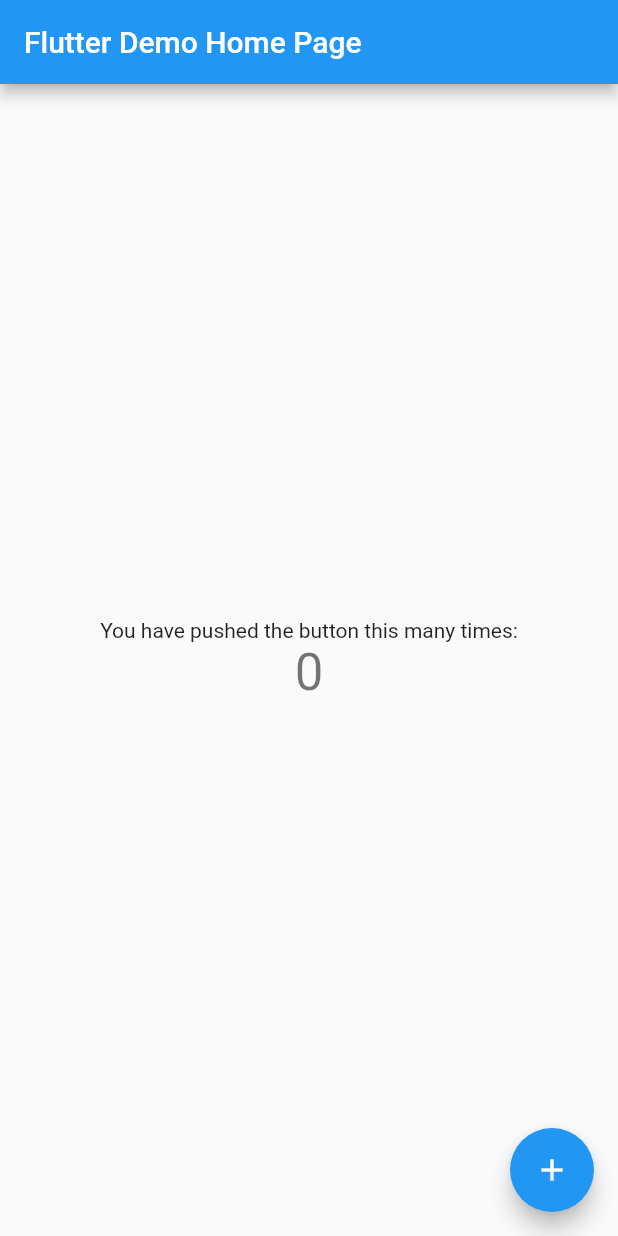
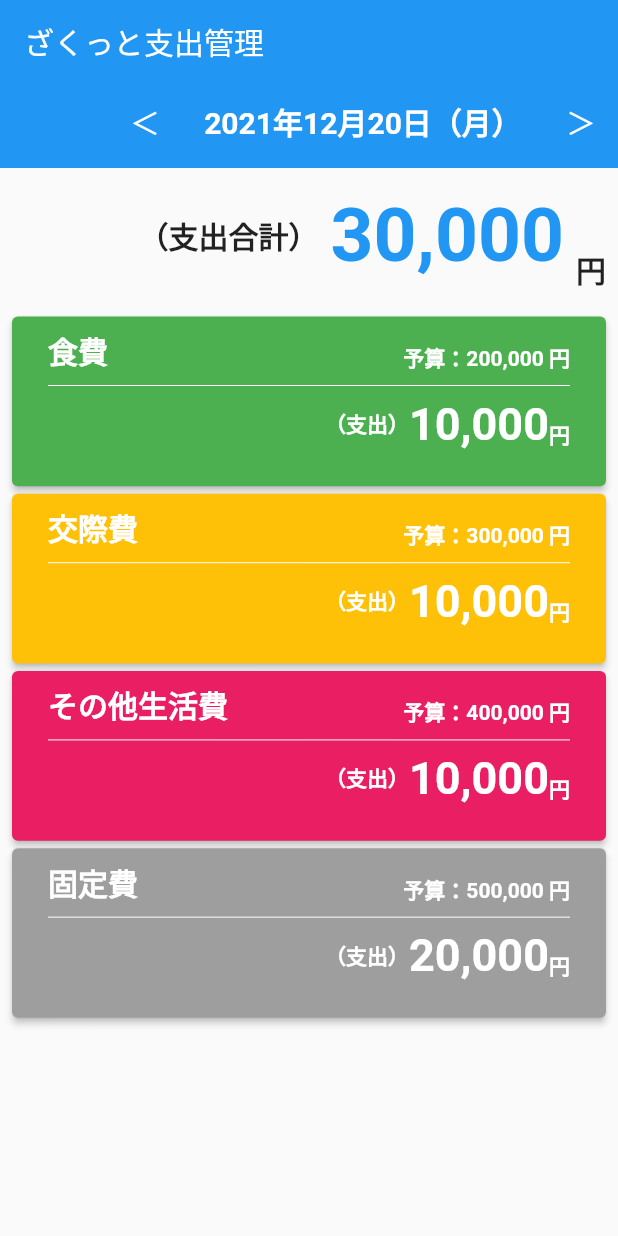
Before and after one commit to fukuhito015/simple_expenses, a Flutter app: the screen it shows after launch, on a phone screen of 412 x 824 dp. Run offline on Flutter 3.47's test engine with Material 2 defaults, Android fonts, the phone set to English and light mode, and no system bars.

Commit message:
トップ画面のレイアウト作成

```diff
--- /dev/null
+++ b/lib/components/daily-label.dart
@@ -0,0 +1,39 @@
+import 'package:flutter/material.dart';
+import 'package:simple_flutter_app/utilities/date.dart';
+
+class DailyLabel extends StatelessWidget {
+  final DateTime date;
+  const DailyLabel({Key? key, required this.date}) : super(key: key);
+
+  @override
+  Widget build(BuildContext context) {
+    String dateStr = formatter(date, 'yyyy年MM月dd日（EEEE）');
+    return Row(
+      mainAxisAlignment: MainAxisAlignment.spaceAround,
+      children: [
+        const Text(
+          "＜",
+          style: TextStyle(
+            color: Colors.white,
+            fontSize: 20,
+          ),
+        ),
+        Text(
+          dateStr,
+          style: const TextStyle(
+            color: Colors.white,
+            fontSize: 20,
+            fontWeight: FontWeight.bold,
+          ),
+        ),
+        const Text(
+          "＞",
+          style: TextStyle(
+            color: Colors.white,
+            fontSize: 20,
+          ),
+        ),
+      ],
+    );
+  }
+}
--- /dev/null
+++ b/lib/components/expense-button.dart
@@ -0,0 +1,93 @@
+import 'package:flutter/material.dart';
+import 'package:intl/intl.dart';
+
+class ExpenseElevatedButton extends StatelessWidget {
+  final String name;
+  final Color color;
+  final int budgetPrice;
+  final int expensePrice;
+
+  const ExpenseElevatedButton({
+    Key? key,
+    required this.name,
+    required this.color,
+    required this.budgetPrice,
+    required this.expensePrice,
+  }) : super(key: key);
+
+  @override
+  Widget build(BuildContext context) {
+    final formatter = NumberFormat("#,###");
+    return ElevatedButton(
+      onPressed: () {},
+      child: Padding(
+        padding: const EdgeInsets.all(8.0),
+        child: Column(
+          crossAxisAlignment: CrossAxisAlignment.start,
+          children: [
+            Row(
+              mainAxisAlignment: MainAxisAlignment.spaceBetween,
+              crossAxisAlignment: CrossAxisAlignment.end,
+              children: [
+                Text(
+                  name,
+                  style: const TextStyle(
+                    fontSize: 20,
+                    fontWeight: FontWeight.bold,
+                  ),
+                ),
+                Text(
+                  '予算：${formatter.format(budgetPrice)} 円',
+                  style: const TextStyle(
+                    fontWeight: FontWeight.bold,
+                  ),
+                ),
+              ],
+            ),
+            const Divider(
+              color: Colors.white,
+            ),
+            Column(
+              children: [
+                Row(
+                  mainAxisAlignment: MainAxisAlignment.end,
+                  children: [
+                    Column(
+                      children: const [
+                        Text(
+                          '（支出）',
+                          style: TextStyle(
+                            fontWeight: FontWeight.bold,
+                          ),
+                        ),
+                      ],
+                    ),
+                    Row(
+                      crossAxisAlignment: CrossAxisAlignment.end,
+                      children: [
+                        Text(
+                          formatter.format(expensePrice),
+                          style: const TextStyle(
+                            fontSize: 30,
+                            fontWeight: FontWeight.bold,
+                          ),
+                        ),
+                        const Text(
+                          '円',
+                          style: TextStyle(
+                            fontWeight: FontWeight.bold,
+                          ),
+                        ),
+                      ],
+                    ),
+                  ],
+                ),
+              ],
+            ),
+          ],
+        ),
+      ),
+      style: ElevatedButton.styleFrom(primary: color),
+    );
+  }
+}
--- /dev/null
+++ b/lib/components/expense-gridview.dart
@@ -0,0 +1,83 @@
+import 'package:flutter/material.dart';
+import 'expense-button.dart';
+import 'daily-label.dart' show DailyLabel;
+
+class ExpenseGridView extends StatelessWidget {
+  final List<ExpenseElevatedButton> list;
+  final DateTime date;
+  const ExpenseGridView({Key? key, required this.list, required this.date})
+      : super(key: key);
+
+  @override
+  Widget build(BuildContext context) {
+    return CustomScrollView(
+      slivers: [
+        SliverAppBar(
+          floating: true,
+          pinned: true,
+          snap: false,
+          flexibleSpace: FlexibleSpaceBar(
+            title: DailyLabel(
+              date: date,
+            ),
+          ),
+        ),
+        SliverList(
+          delegate: SliverChildListDelegate([
+            Padding(
+              padding: const EdgeInsets.all(8.0),
+              child: Column(
+                children: [
+                  Row(
+                    mainAxisAlignment: MainAxisAlignment.end,
+                    children: [
+                      const Text(
+                        "（支出合計）",
+                        style: TextStyle(
+                          fontSize: 20,
+                          fontWeight: FontWeight.bold,
+                        ),
+                      ),
+                      Row(
+                        crossAxisAlignment: CrossAxisAlignment.end,
+                        children: [
+                          TextButton(
+                            onPressed: () {},
+                            child: const Text(
+                              "30,000",
+                              style: TextStyle(
+                                fontSize: 50,
+                                fontWeight: FontWeight.bold,
+                              ),
+                            ),
+                          ),
+                          const Text(
+                            "円",
+                            style: TextStyle(
+                              fontSize: 20,
+                              fontWeight: FontWeight.bold,
+                            ),
+                          ),
+                        ],
+                      ),
+                    ],
+                  ),
+                ],
+              ),
+            ),
+          ]),
+        ),
+        SliverPadding(
+          padding: const EdgeInsets.all(8.0),
+          sliver: SliverGrid.count(
+            crossAxisCount: 1,
+            children: list,
+            crossAxisSpacing: 5,
+            mainAxisSpacing: 5,
+            childAspectRatio: 3.5,
+          ),
+        ),
+      ],
+    );
+  }
+}
--- a/lib/main.dart
+++ b/lib/main.dart
@@ -1,4 +1,6 @@
 import 'package:flutter/material.dart';
+import "components/expense-button.dart";
+import 'components/expense-gridview.dart';
 
 void main() {
   runApp(const MyApp());
@@ -7,109 +9,77 @@ void main() {
 class MyApp extends StatelessWidget {
   const MyApp({Key? key}) : super(key: key);
 
-  // This widget is the root of your application.
   @override
   Widget build(BuildContext context) {
     return MaterialApp(
       title: 'Flutter Demo',
       theme: ThemeData(
-        // This is the theme of your application.
-        //
-        // Try running your application with "flutter run". You'll see the
-        // application has a blue toolbar. Then, without quitting the app, try
-        // changing the primarySwatch below to Colors.green and then invoke
-        // "hot reload" (press "r" in the console where you ran "flutter run",
-        // or simply save your changes to "hot reload" in a Flutter IDE).
-        // Notice that the counter didn't reset back to zero; the application
-        // is not restarted.
         primarySwatch: Colors.blue,
       ),
-      home: const MyHomePage(title: 'Flutter Demo Home Page'),
+      home: const MyHomePage(),
     );
   }
 }
 
 class MyHomePage extends StatefulWidget {
-  const MyHomePage({Key? key, required this.title}) : super(key: key);
-
-  // This widget is the home page of your application. It is stateful, meaning
-  // that it has a State object (defined below) that contains fields that affect
-  // how it looks.
-
-  // This class is the configuration for the state. It holds the values (in this
-  // case the title) provided by the parent (in this case the App widget) and
-  // used by the build method of the State. Fields in a Widget subclass are
-  // always marked "final".
-
-  final String title;
-
+  const MyHomePage({
+    Key? key,
+  }) : super(key: key);
   @override
   State<MyHomePage> createState() => _MyHomePageState();
 }
 
 class _MyHomePageState extends State<MyHomePage> {
-  int _counter = 0;
-
-  void _incrementCounter() {
-    setState(() {
-      // This call to setState tells the Flutter framework that something has
-      // changed in this State, which causes it to rerun the build method below
-      // so that the display can reflect the updated values. If we changed
-      // _counter without calling setState(), then the build method would not be
-      // called again, and so nothing would appear to happen.
-      _counter++;
-    });
-  }
-
   @override
   Widget build(BuildContext context) {
-    // This method is rerun every time setState is called, for instance as done
-    // by the _incrementCounter method above.
-    //
-    // The Flutter framework has been optimized to make rerunning build methods
-    // fast, so that you can just rebuild anything that needs updating rather
-    // than having to individually change instances of widgets.
+    List<ExpenseElevatedButton> expenseList = [
+      const ExpenseElevatedButton(
+        name: "食費",
+        color: Colors.green,
+        budgetPrice: 200000,
+        expensePrice: 10000,
+      ),
+      const ExpenseElevatedButton(
+        name: "交際費",
+        color: Colors.amber,
+        budgetPrice: 300000,
+        expensePrice: 10000,
+      ),
+      const ExpenseElevatedButton(
+        name: "その他生活費",
+        color: Colors.pink,
+        budgetPrice: 400000,
+        expensePrice: 10000,
+      ),
+      const ExpenseElevatedButton(
+        name: "固定費",
+        color: Colors.grey,
+        budgetPrice: 500000,
+        expensePrice: 20000,
+      ),
+    ];
+    PageController _pageController = PageController(initialPage: 1000);
+
     return Scaffold(
       appBar: AppBar(
-        // Here we take the value from the MyHomePage object that was created by
-        // the App.build method, and use it to set our appbar title.
-        title: Text(widget.title),
+        title: const Text("ざくっと支出管理"),
+        elevation: 0,
       ),
-      body: Center(
-        // Center is a layout widget. It takes a single child and positions it
-        // in the middle of the parent.
-        child: Column(
-          // Column is also a layout widget. It takes a list of children and
-          // arranges them vertically. By default, it sizes itself to fit its
-          // children horizontally, and tries to be as tall as its parent.
-          //
-          // Invoke "debug painting" (press "p" in the console, choose the
-          // "Toggle Debug Paint" action from the Flutter Inspector in Android
-          // Studio, or the "Toggle Debug Paint" command in Visual Studio Code)
-          // to see the wireframe for each widget.
-          //
-          // Column has various properties to control how it sizes itself and
-          // how it positions its children. Here we use mainAxisAlignment to
-          // center the children vertically; the main axis here is the vertical
-          // axis because Columns are vertical (the cross axis would be
-          // horizontal).
-          mainAxisAlignment: MainAxisAlignment.center,
-          children: <Widget>[
-            const Text(
-              'You have pushed the button this many times:',
-            ),
-            Text(
-              '$_counter',
-              style: Theme.of(context).textTheme.headline4,
-            ),
-          ],
-        ),
+      body: PageView.builder(
+        controller: _pageController,
+        itemBuilder: (context, index) {
+          DateTime date = DateTime.now().add(Duration(days: -1000 + index));
+          return ExpenseGridView(
+            list: expenseList,
+            date: date,
+          );
+        },
       ),
-      floatingActionButton: FloatingActionButton(
-        onPressed: _incrementCounter,
-        tooltip: 'Increment',
-        child: const Icon(Icons.add),
-      ), // This trailing comma makes auto-formatting nicer for build methods.
+      // floatingActionButton: FloatingActionButton(
+      //   onPressed: null,
+      //   tooltip: 'Increment',
+      //   child: const Icon(Icons.add),
+      // ),
     );
   }
 }
--- /dev/null
+++ b/lib/utilities/date.dart
@@ -0,0 +1,7 @@
+import 'package:intl/intl.dart';
+import 'package:intl/date_symbol_data_local.dart';
+
+String formatter(DateTime date, String format) {
+  initializeDateFormatting('ja');
+  return DateFormat('yyyy年MM月dd日（EEE）', 'ja').format(date);
+}
--- a/pubspec.yaml
+++ b/pubspec.yaml
@@ -34,6 +34,7 @@ dependencies:
   # The following adds the Cupertino Icons font to your application.
   # Use with the CupertinoIcons class for iOS style icons.
   cupertino_icons: ^1.0.2
+  intl: 0.17.0
 
 dev_dependencies:
   flutter_test:
```
Also changed, not shown: pubspec.lock.
